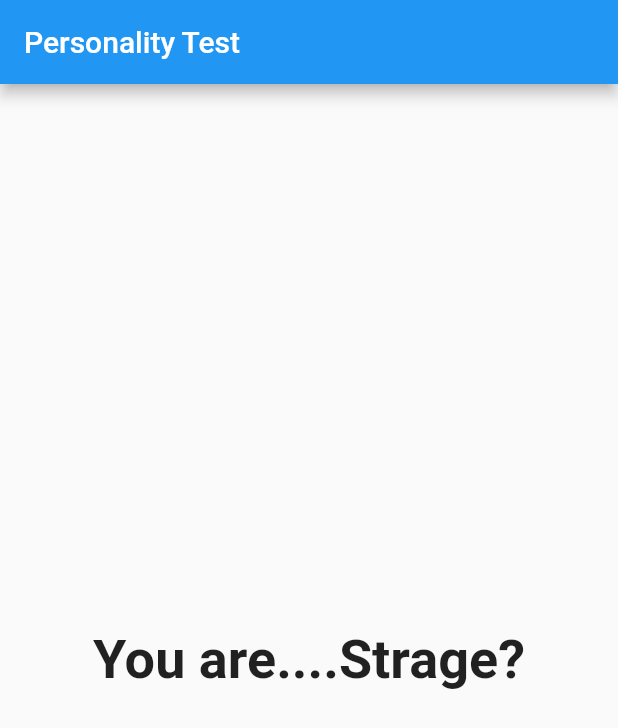
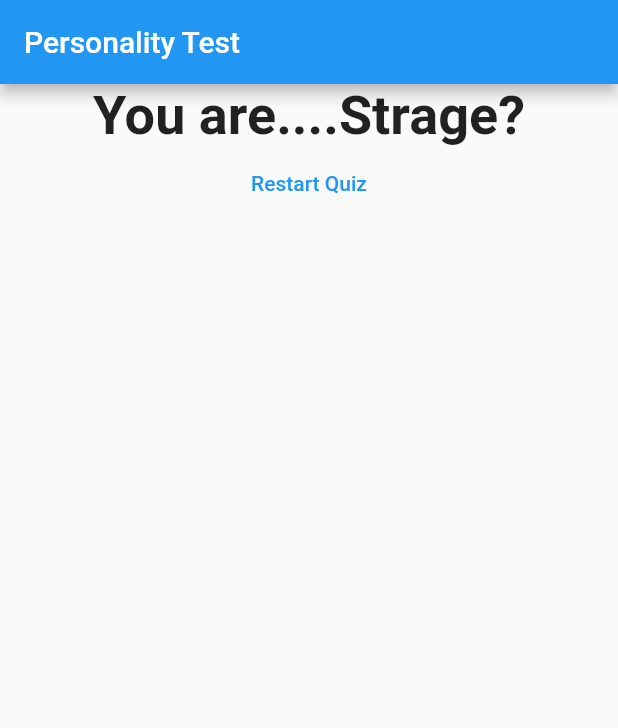
Before and after one commit to Hazrulidham28/Flutter-scratchApp, a Flutter app: the screen it shows after launch, after a tap on "Black", after a tap on "Rabbit", after a tap on "Yadi", on a phone screen of 412 x 824 dp. Shown: the top 728 px of the screen. Run offline on Flutter 3.47's test engine with Material 2 defaults, Android fonts, the phone set to English and light mode, and no system bars.

Commit message:
complete version of quiz apps

```diff
--- a/lib/main.dart
+++ b/lib/main.dart
@@ -62,6 +62,13 @@ class _MyAppState extends State<MyApp> {
   var _questionIndex = 0;
   var _totalScore = 0;
 
+  void _resetQuiz() {
+    setState(() {
+      _questionIndex = 0;
+      _totalScore = 0;
+    });
+  }
+
   void _answerQuestion(int score) {
     _totalScore += score;
 
@@ -90,7 +97,7 @@ class _MyAppState extends State<MyApp> {
                 questions: _questions,
               )
             : // ? = if , : = else
-            Result(_totalScore),
+            Result(_totalScore, _resetQuiz),
       ),
     );
   }
--- a/lib/result.dart
+++ b/lib/result.dart
@@ -2,8 +2,9 @@ import 'package:flutter/material.dart';
 
 class Result extends StatelessWidget {
   final int resultScore;
+  final VoidCallback resetHandler;
 
-  Result(this.resultScore);
+  Result(this.resultScore, this.resetHandler);
 
   String get resultPhrase {
     var resultText = 'You Did It!';
@@ -23,9 +24,21 @@ class Result extends StatelessWidget {
   @override
   Widget build(BuildContext context) {
     return Center(
-      child: Text(
-        resultPhrase,
-        style: TextStyle(fontSize: 36, fontWeight: FontWeight.bold),
+      child: Column(
+        children: [
+          Text(
+            resultPhrase,
+            style: TextStyle(fontSize: 36, fontWeight: FontWeight.bold),
+          ),
+          TextButton(
+            onPressed: resetHandler,
+            style: ButtonStyle(
+                foregroundColor: MaterialStateProperty.all(Colors.blue)),
+            child: Text(
+              'Restart Quiz',
+            ),
+          ),
+        ],
       ),
     );
   }
```
